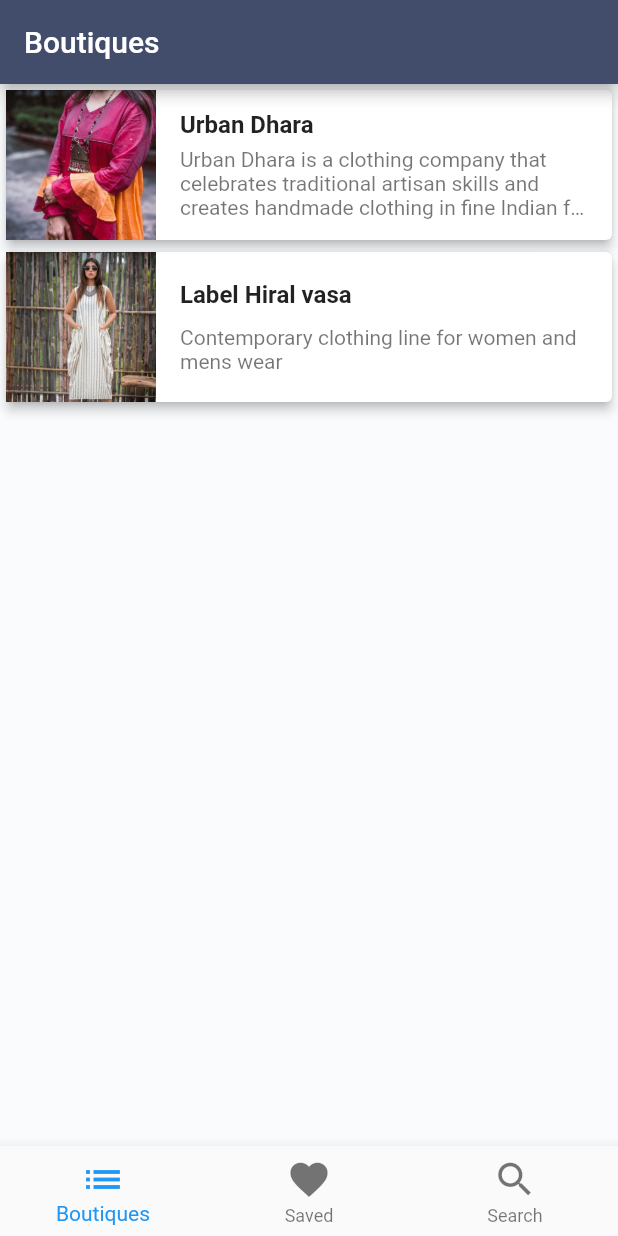
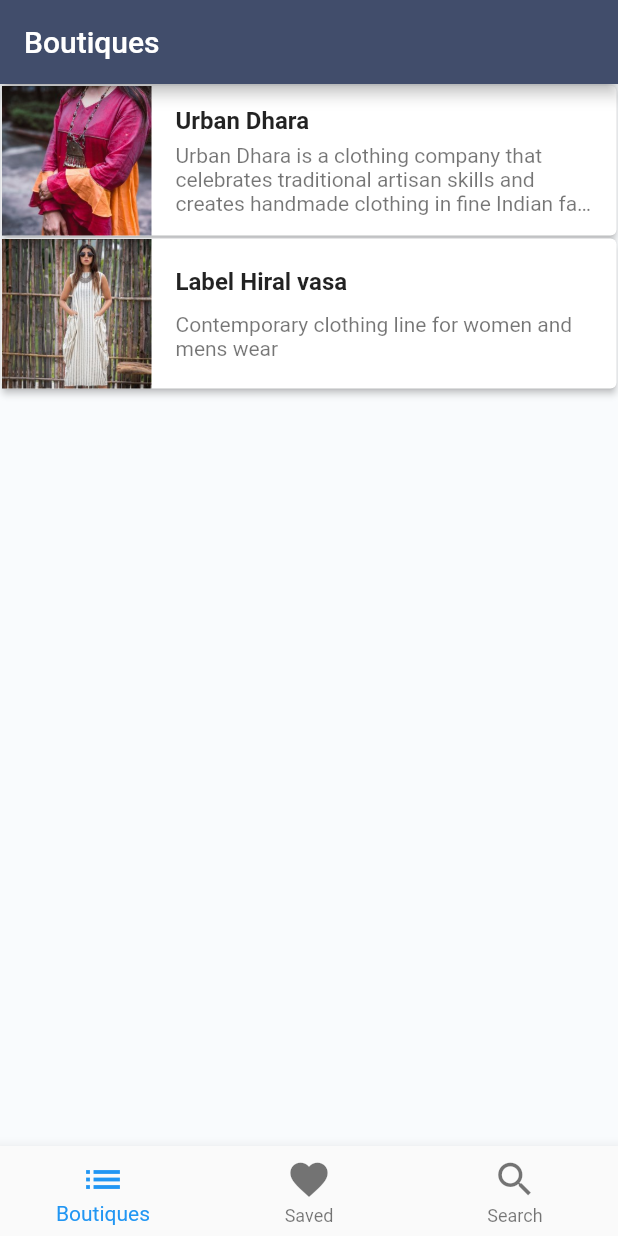
Before and after one commit to dvliman/tanghit, a Flutter app: the screen it shows after launch, on a phone screen of 412 x 824 dp. Run offline on Flutter 3.47's test engine with Material 2 defaults, Android fonts, the phone set to English and light mode, and no system bars.

Commit message:
margin 1 on Card

```diff
--- a/lib/widgets/boutique.dart
+++ b/lib/widgets/boutique.dart
@@ -18,7 +18,8 @@ class Boutique extends StatelessWidget {
                 builder: (context) => BoutiqueDetail(this.vendor)))
       },
       child: Card(
-        elevation: 3,
+        elevation: 2.0,
+        margin: EdgeInsets.all(1.0),
         child: InkWell(
           borderRadius: BorderRadius.circular(8),
           child: Container(
```
